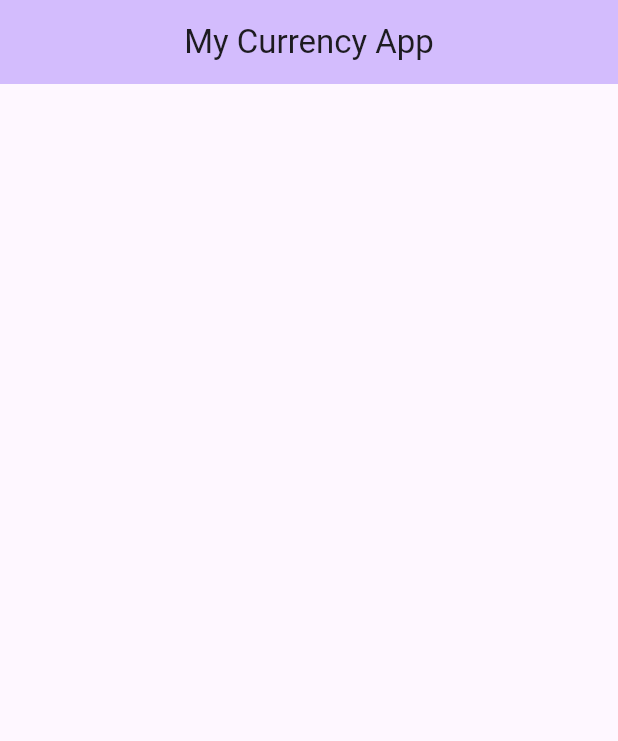
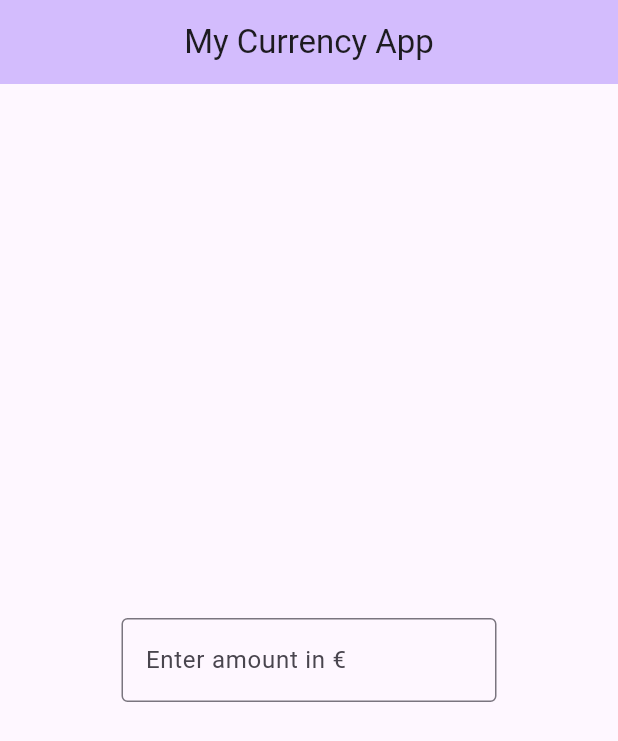
Before and after one commit to Simon-du06/my_flutter_currency_app, a Flutter app: the screen it shows after launch, on a phone screen of 412 x 824 dp. Shown: the top 741 px of the screen. Run offline on Flutter 3.47's test engine with Material 3 defaults, Android fonts, the phone set to English and light mode, and no system bars.

Commit message:
feat: add text input with numerical keyboard

```diff
--- a/lib/main.dart
+++ b/lib/main.dart
@@ -23,7 +23,6 @@ class MyApp extends StatelessWidget
 
 class MyHomePage extends StatefulWidget
 {
-
   const MyHomePage({super.key, required this.title});
   final String title;
 
@@ -42,7 +41,17 @@ class _MyHomePageState extends State<MyHomePage>
         title: Text(widget.title),
         centerTitle: true,
       ),
-      // body:
+      body:
+      Center(
+        child: SizedBox(
+          width: 250,
+          child: TextField(
+            obscureText: false,
+            keyboardType: TextInputType.number,
+            decoration: InputDecoration(border: OutlineInputBorder(), labelText: 'Enter amount in €'),
+          ),
+        ),
+      ),
     );
   }
 }
```
